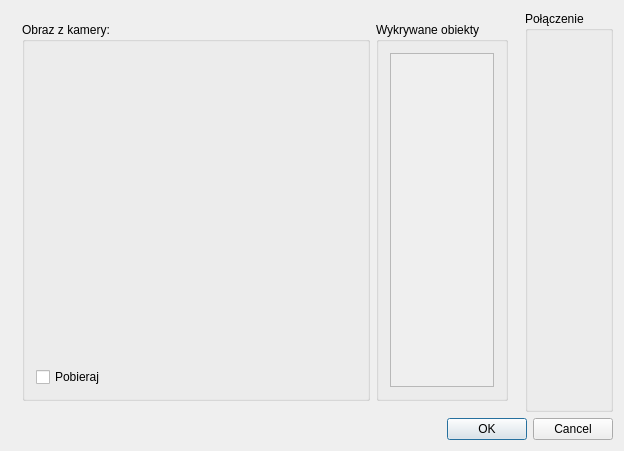
mcharmas/Bazinga, file app/CamDriver/configdialog.ui: the form before one commit.
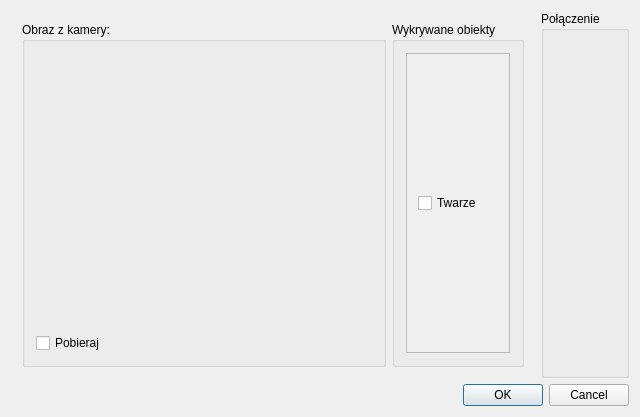
The form after the commit. Icons and pictures are not drawn. Custom widgets are drawn as their Qt base class.

What changed in the file:
```diff
--- a/app/CamDriver/configdialog.ui
+++ b/app/CamDriver/configdialog.ui
@@ -6,8 +6,8 @@
    <rect>
     <x>0</x>
     <y>0</y>
-    <width>614</width>
-    <height>451</height>
+    <width>640</width>
+    <height>417</height>
    </rect>
   </property>
   <property name="windowTitle">
@@ -22,7 +22,7 @@
     <layout class="QHBoxLayout" name="horizontalLayout" stretch="0,0">
      <item>
       <widget class="QWidget" name="widget" native="true">
-       <layout class="QHBoxLayout" name="horizontalLayout_3">
+       <layout class="QHBoxLayout" name="horizontalLayout_3" stretch="1,0">
         <item>
          <widget class="QGroupBox" name="groupBox_4">
           <property name="title">
@@ -30,7 +30,7 @@
           </property>
           <layout class="QVBoxLayout" name="verticalLayout_2">
            <item>
-            <widget class="QWidget" name="widget" native="true">
+            <widget class="ImageDisplayer" name="cameraPreview" native="true">
              <property name="minimumSize">
               <size>
                <width>320</width>
@@ -65,10 +65,19 @@
                <rect>
                 <x>0</x>
                 <y>0</y>
-                <width>112</width>
-                <height>335</height>
+                <width>114</width>
+                <height>322</height>
                </rect>
               </property>
+              <layout class="QVBoxLayout" name="verticalLayout_3">
+               <item>
+                <widget class="QCheckBox" name="checkBox_2">
+                 <property name="text">
+                  <string>Twarze</string>
+                 </property>
+                </widget>
+               </item>
+              </layout>
              </widget>
             </widget>
            </item>
@@ -97,6 +106,14 @@
   </layout>
  </widget>
  <layoutdefault spacing="6" margin="11"/>
+ <customwidgets>
+  <customwidget>
+   <class>ImageDisplayer</class>
+   <extends>QWidget</extends>
+   <header location="global">imagedisplayer.h</header>
+   <container>1</container>
+  </customwidget>
+ </customwidgets>
  <resources>
   <include location="icons.qrc"/>
  </resources>
```
